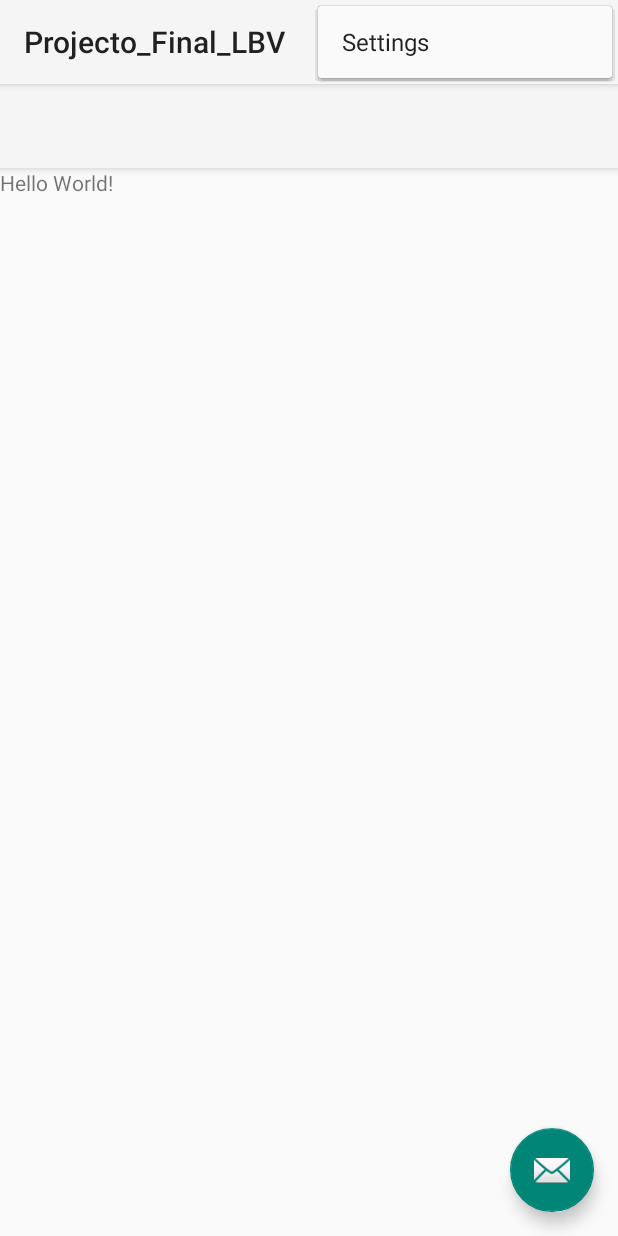
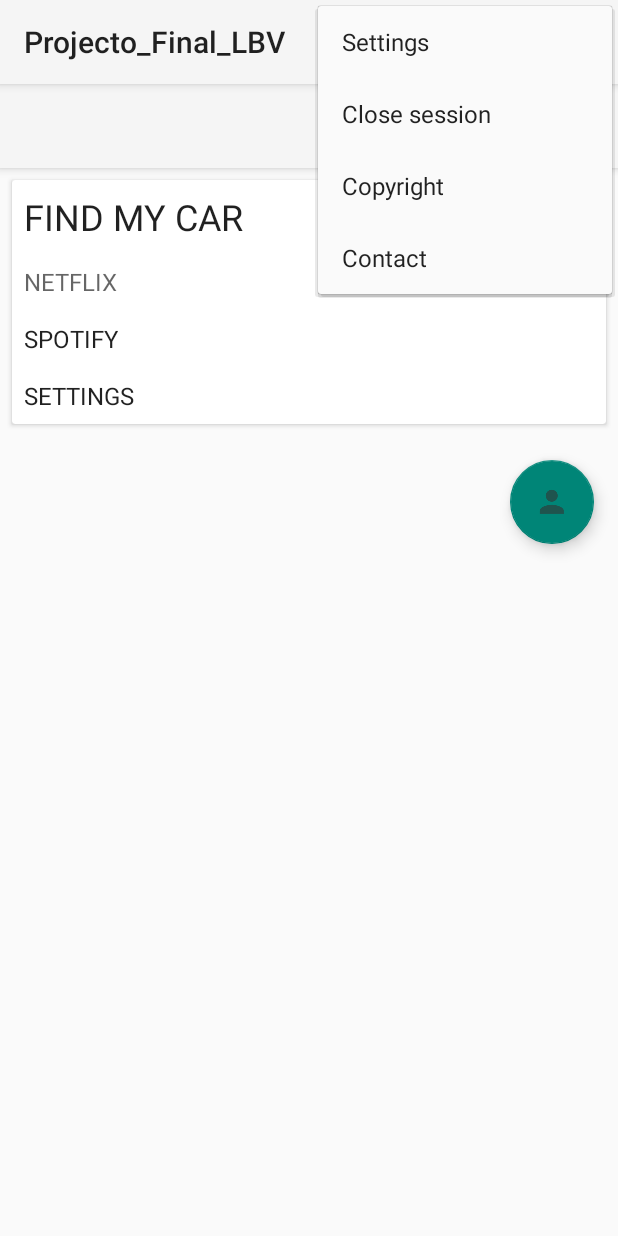
Before and after one commit to lorenzobv/Projecto_Final_LBV, an Android app: the MainActivity screen opened directly, with no data from a screen before it, with the options menu open, on a phone screen of 412 x 824 dp. Run offline under Robolectric (Android 15) with nearby library versions, the phone set to English and light mode, and no system bars; 1 statement that could not run was skipped.

Commit message:
Nuevo Splash foto y opciones de menú

```diff
--- a/app/src/main/java/com/example/loren/projecto_final_lbv/MainActivity.java
+++ b/app/src/main/java/com/example/loren/projecto_final_lbv/MainActivity.java
@@ -95,4 +95,5 @@ public class MainActivity extends AppCompatActivity {
 //        idName.setText("Welcome" + user.Name);
 //        idName.setText(user.Username);
 //    }
+
 }
--- a/app/src/main/res/layout/activity_main.xml
+++ b/app/src/main/res/layout/activity_main.xml
@@ -1,9 +1,10 @@
 <?xml version="1.0" encoding="utf-8"?>
-<android.support.design.widget.CoordinatorLayout xmlns:android="http://schemas.android.com/apk/res/android"
+<LinearLayout xmlns:android="http://schemas.android.com/apk/res/android"
     xmlns:app="http://schemas.android.com/apk/res-auto"
     xmlns:tools="http://schemas.android.com/tools"
     android:layout_width="match_parent"
     android:layout_height="match_parent"
+    android:orientation="vertical"
     tools:context=".MainActivity">
 
     <android.support.design.widget.AppBarLayout
@@ -20,14 +21,70 @@
 
     </android.support.design.widget.AppBarLayout>
 
-    <include layout="@layout/content_main" />
+    <android.support.v7.widget.CardView
+        android:layout_width="match_parent"
+        android:layout_height="wrap_content"
+        android:layout_below="@id/toolbar"
+        android:layout_margin="8dp">
+
+        <RelativeLayout
+            android:layout_width="match_parent"
+            android:layout_height="wrap_content">
+
+            <ImageView
+                android:id="@+id/ImagePanel"
+                android:layout_width="match_parent"
+                android:layout_height="wrap_content"
+                android:adjustViewBounds="true"
+                />
+
+            <TextView
+                android:id="@+id/Find_My_Car"
+                style="@style/TextAppearance.AppCompat.Headline"
+                android:layout_width="wrap_content"
+                android:layout_height="wrap_content"
+                android:padding="8dp"
+                android:text="FIND MY CAR"
+                />
+
+            <TextView
+                android:id="@+id/Netflix"
+                style="@style/TextAppearance.AppCompat.Subhead"
+                android:layout_width="wrap_content"
+                android:layout_height="wrap_content"
+                android:layout_below="@id/Find_My_Car"
+                android:padding="8dp"
+                android:text="NETFLIX"
+                android:textColor="?android:textColorSecondary" />
+
+            <TextView
+                android:id="@+id/Spotify"
+                style="@style/TextAppearance.AppCompat.Subhead"
+                android:layout_width="wrap_content"
+                android:layout_height="wrap_content"
+                android:layout_below="@id/Netflix"
+                android:padding="8dp"
+                android:text="SPOTIFY" />
+
+            <TextView
+                android:id="@+id/Settings"
+                style="@style/TextAppearance.AppCompat.Subhead"
+                android:layout_width="wrap_content"
+                android:layout_height="wrap_content"
+                android:layout_below="@id/Spotify"
+                android:padding="8dp"
+                android:text="SETTINGS" />
+
+        </RelativeLayout>
+
+    </android.support.v7.widget.CardView>
 
     <android.support.design.widget.FloatingActionButton
         android:id="@+id/fab"
         android:layout_width="wrap_content"
         android:layout_height="wrap_content"
-        android:layout_gravity="bottom|end"
         android:layout_margin="@dimen/fab_margin"
-        app:srcCompat="@android:drawable/ic_dialog_email" />
+        app:srcCompat="@drawable/ic_user_fab"
+        android:layout_gravity="bottom|end"/>
 
-</android.support.design.widget.CoordinatorLayout>
+</LinearLayout>
--- a/app/src/main/res/menu/menu_main.xml
+++ b/app/src/main/res/menu/menu_main.xml
@@ -4,7 +4,25 @@
     tools:context="com.example.loren.projecto_final_lbv.MainActivity">
     <item
         android:id="@+id/action_settings"
-        android:orderInCategory="100"
+        android:orderInCategory="10"
         android:title="@string/action_settings"
         app:showAsAction="never" />
+
+    <item
+        android:id="@+id/close_session"
+        android:orderInCategory="20"
+        android:title="@string/close_session"
+        app:showAsAction="never" />
+
+    <item
+        android:id="@+id/copyright"
+        android:orderInCategory="30"
+        android:title="@string/Copyright"
+        app:showAsAction="never" />
+
+    <item
+        android:id="@+id/contact"
+        android:orderInCategory="40"
+        android:title="@string/contact"
+        app:showAsAction="never" />
 </menu>
--- a/app/src/main/res/values/strings.xml
+++ b/app/src/main/res/values/strings.xml
@@ -12,4 +12,14 @@
     <string name="register_here_text">Register Here</string>
     <string name="Save_button">SAVE</string>
     <string name="cancel_button">CANCEL</string>
+    <string name="close_session">Close session</string>
+    <string name="Copyright">Copyright</string>
+    <string name="contact">Contact</string>
+
+    <array name="Options_images">
+        <item>@drawable/netflix_logo</item>
+        <item>@drawable/maps</item>
+        <item>@drawable/settings</item>
+        <item>@drawable/spotify</item>
+    </array>
 </resources>
```
Also changed, not shown: app/src/main/res/drawable/maps.jpg (added), app/src/main/res/drawable/netflix_logo.png (added), app/src/main/res/drawable/settings.png (added), app/src/main/res/drawable/splash.jpg (deleted), app/src/main/res/drawable/splash.png (added), app/src/main/res/drawable/spotify.jpg (added).
